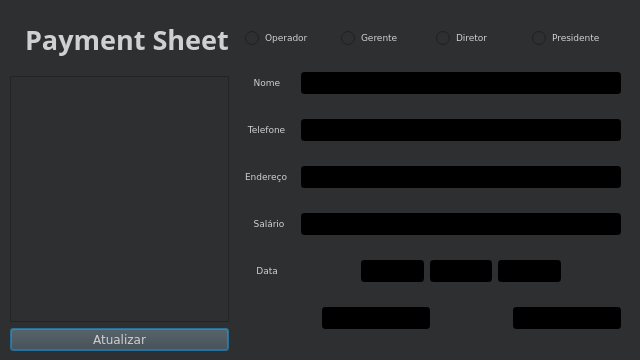
Old version of the form bin/finaledit.ui in the repository NBrcS/Payroll-System.
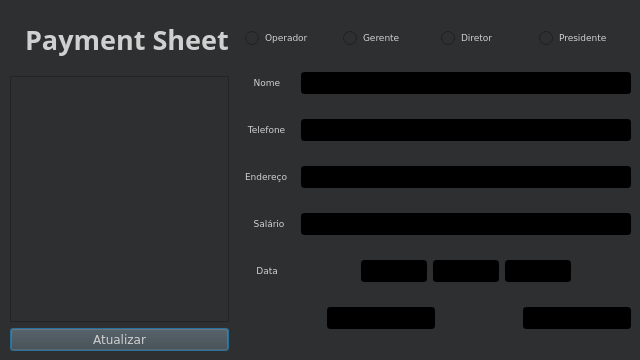
New version of the form.

Commit message: consertado crash da tela de adição

```diff
--- a/bin/finaledit.ui
+++ b/bin/finaledit.ui
@@ -451,7 +451,7 @@
     <rect>
      <x>10</x>
      <y>10</y>
-     <width>611</width>
+     <width>621</width>
      <height>341</height>
     </rect>
    </property>
@@ -5162,6 +5162,15 @@
             <property name="palette">
              <palette>
               <active>
+               <colorrole role="WindowText">
+                <brush brushstyle="SolidPattern">
+                 <color alpha="255">
+                  <red>255</red>
+                  <green>255</green>
+                  <blue>255</blue>
+                 </color>
+                </brush>
+               </colorrole>
                <colorrole role="Button">
                 <brush brushstyle="SolidPattern">
                  <color alpha="255">
@@ -5171,6 +5180,60 @@
                  </color>
                 </brush>
                </colorrole>
+               <colorrole role="Light">
+                <brush brushstyle="SolidPattern">
+                 <color alpha="255">
+                  <red>0</red>
+                  <green>0</green>
+                  <blue>0</blue>
+                 </color>
+                </brush>
+               </colorrole>
+               <colorrole role="Midlight">
+                <brush brushstyle="SolidPattern">
+                 <color alpha="255">
+                  <red>0</red>
+                  <green>0</green>
+                  <blue>0</blue>
+                 </color>
+                </brush>
+               </colorrole>
+               <colorrole role="Dark">
+                <brush brushstyle="SolidPattern">
+                 <color alpha="255">
+                  <red>0</red>
+                  <green>0</green>
+                  <blue>0</blue>
+                 </color>
+                </brush>
+               </colorrole>
+               <colorrole role="Mid">
+                <brush brushstyle="SolidPattern">
+                 <color alpha="255">
+                  <red>0</red>
+                  <green>0</green>
+                  <blue>0</blue>
+                 </color>
+                </brush>
+               </colorrole>
+               <colorrole role="Text">
+                <brush brushstyle="SolidPattern">
+                 <color alpha="255">
+                  <red>255</red>
+                  <green>255</green>
+                  <blue>255</blue>
+                 </color>
+                </brush>
+               </colorrole>
+               <colorrole role="BrightText">
+                <brush brushstyle="SolidPattern">
+                 <color alpha="255">
+                  <red>255</red>
+                  <green>255</green>
+                  <blue>255</blue>
+                 </color>
+                </brush>
+               </colorrole>
                <colorrole role="ButtonText">
                 <brush brushstyle="SolidPattern">
                  <color alpha="255">
@@ -5198,14 +5261,113 @@
                  </color>
                 </brush>
                </colorrole>
+               <colorrole role="Shadow">
+                <brush brushstyle="SolidPattern">
+                 <color alpha="255">
+                  <red>0</red>
+                  <green>0</green>
+                  <blue>0</blue>
+                 </color>
+                </brush>
+               </colorrole>
+               <colorrole role="AlternateBase">
+                <brush brushstyle="SolidPattern">
+                 <color alpha="255">
+                  <red>0</red>
+                  <green>0</green>
+                  <blue>0</blue>
+                 </color>
+                </brush>
+               </colorrole>
+               <colorrole role="ToolTipBase">
+                <brush brushstyle="SolidPattern">
+                 <color alpha="255">
+                  <red>255</red>
+                  <green>255</green>
+                  <blue>220</blue>
+                 </color>
+                </brush>
+               </colorrole>
+               <colorrole role="ToolTipText">
+                <brush brushstyle="SolidPattern">
+                 <color alpha="255">
+                  <red>0</red>
+                  <green>0</green>
+                  <blue>0</blue>
+                 </color>
+                </brush>
+               </colorrole>
               </active>
               <inactive>
+               <colorrole role="WindowText">
+                <brush brushstyle="SolidPattern">
+                 <color alpha="255">
+                  <red>208</red>
+                  <green>208</green>
+                  <blue>208</blue>
+                 </color>
+                </brush>
+               </colorrole>
                <colorrole role="Button">
                 <brush brushstyle="SolidPattern">
                  <color alpha="255">
-                  <red>0</red>
-                  <green>0</green>
-                  <blue>0</blue>
+                  <red>64</red>
+                  <green>65</green>
+                  <blue>66</blue>
+                 </color>
+                </brush>
+               </colorrole>
+               <colorrole role="Light">
+                <brush brushstyle="SolidPattern">
+                 <color alpha="255">
+                  <red>255</red>
+                  <green>255</green>
+                  <blue>255</blue>
+                 </color>
+                </brush>
+               </colorrole>
+               <colorrole role="Midlight">
+                <brush brushstyle="SolidPattern">
+                 <color alpha="255">
+                  <red>227</red>
+                  <green>227</green>
+                  <blue>227</blue>
+                 </color>
+                </brush>
+               </colorrole>
+               <colorrole role="Dark">
+                <brush brushstyle="SolidPattern">
+                 <color alpha="255">
+                  <red>64</red>
+                  <green>65</green>
+                  <blue>66</blue>
+                 </color>
+                </brush>
+               </colorrole>
+               <colorrole role="Mid">
+                <brush brushstyle="SolidPattern">
+                 <color alpha="255">
+                  <red>160</red>
+                  <green>160</green>
+                  <blue>160</blue>
+                 </color>
+                </brush>
+               </colorrole>
+               <colorrole role="Text">
+                <brush brushstyle="SolidPattern">
+                 <color alpha="255">
+                  <red>208</red>
+                  <green>208</green>
+                  <blue>208</blue>
+                 </color>
+                </brush>
+               </colorrole>
+               <colorrole role="BrightText">
+                <brush brushstyle="SolidPattern">
+                 <color alpha="255">
+                  <red>255</red>
+                  <green>51</green>
+                  <blue>51</blue>
                  </color>
                 </brush>
                </colorrole>
@@ -5221,23 +5383,68 @@
                <colorrole role="Base">
                 <brush brushstyle="SolidPattern">
                  <color alpha="255">
-                  <red>0</red>
-                  <green>0</green>
-                  <blue>0</blue>
+                  <red>46</red>
+                  <green>47</green>
+                  <blue>48</blue>
                  </color>
                 </brush>
                </colorrole>
                <colorrole role="Window">
                 <brush brushstyle="SolidPattern">
                  <color alpha="255">
-                  <red>0</red>
-                  <green>0</green>
-                  <blue>0</blue>
+                  <red>46</red>
+                  <green>47</green>
+                  <blue>48</blue>
+                 </color>
+                </brush>
+               </colorrole>
+               <colorrole role="Shadow">
+                <brush brushstyle="SolidPattern">
+                 <color alpha="255">
+                  <red>105</red>
+                  <green>105</green>
+                  <blue>105</blue>
+                 </color>
+                </brush>
+               </colorrole>
+               <colorrole role="AlternateBase">
+                <brush brushstyle="SolidPattern">
+                 <color alpha="255">
+                  <red>53</red>
+                  <green>54</green>
+                  <blue>55</blue>
+                 </color>
+                </brush>
+               </colorrole>
+               <colorrole role="ToolTipBase">
+                <brush brushstyle="SolidPattern">
+                 <color alpha="255">
+                  <red>64</red>
+                  <green>65</green>
+                  <blue>66</blue>
+                 </color>
+                </brush>
+               </colorrole>
+               <colorrole role="ToolTipText">
+                <brush brushstyle="SolidPattern">
+                 <color alpha="255">
+                  <red>208</red>
+                  <green>208</green>
+                  <blue>208</blue>
                  </color>
                 </brush>
                </colorrole>
               </inactive>
               <disabled>
+               <colorrole role="WindowText">
+                <brush brushstyle="SolidPattern">
+                 <color alpha="255">
+                  <red>0</red>
+                  <green>0</green>
+                  <blue>0</blue>
+                 </color>
+                </brush>
+               </colorrole>
                <colorrole role="Button">
                 <brush brushstyle="SolidPattern">
                  <color alpha="255">
@@ -5247,12 +5454,66 @@
                  </color>
                 </brush>
                </colorrole>
+               <colorrole role="Light">
+                <brush brushstyle="SolidPattern">
+                 <color alpha="255">
+                  <red>0</red>
+                  <green>0</green>
+                  <blue>0</blue>
+                 </color>
+                </brush>
+               </colorrole>
+               <colorrole role="Midlight">
+                <brush brushstyle="SolidPattern">
+                 <color alpha="255">
+                  <red>0</red>
+                  <green>0</green>
+                  <blue>0</blue>
+                 </color>
+                </brush>
+               </colorrole>
+               <colorrole role="Dark">
+                <brush brushstyle="SolidPattern">
+                 <color alpha="255">
+                  <red>0</red>
+                  <green>0</green>
+                  <blue>0</blue>
+                 </color>
+                </brush>
+               </colorrole>
+               <colorrole role="Mid">
+                <brush brushstyle="SolidPattern">
+                 <color alpha="255">
+                  <red>0</red>
+                  <green>0</green>
+                  <blue>0</blue>
+                 </color>
+                </brush>
+               </colorrole>
+               <colorrole role="Text">
+                <brush brushstyle="SolidPattern">
+                 <color alpha="255">
+                  <red>0</red>
+                  <green>0</green>
+                  <blue>0</blue>
+                 </color>
+                </brush>
+               </colorrole>
+               <colorrole role="BrightText">
+                <brush brushstyle="SolidPattern">
+                 <color alpha="255">
+                  <red>255</red>
+                  <green>255</green>
+                  <blue>255</blue>
+                 </color>
+                </brush>
+               </colorrole>
                <colorrole role="ButtonText">
                 <brush brushstyle="SolidPattern">
                  <color alpha="255">
-                  <red>42</red>
-                  <green>42</green>
-                  <blue>63</blue>
+                  <red>0</red>
+                  <green>0</green>
+                  <blue>0</blue>
                  </color>
                 </brush>
                </colorrole>
@@ -5274,6 +5535,42 @@
                  </color>
                 </brush>
                </colorrole>
+               <colorrole role="Shadow">
+                <brush brushstyle="SolidPattern">
+                 <color alpha="255">
+                  <red>0</red>
+                  <green>0</green>
+                  <blue>0</blue>
+                 </color>
+                </brush>
+               </colorrole>
+               <colorrole role="AlternateBase">
+                <brush brushstyle="SolidPattern">
+                 <color alpha="255">
+                  <red>53</red>
+                  <green>54</green>
+                  <blue>55</blue>
+                 </color>
+                </brush>
+               </colorrole>
+               <colorrole role="ToolTipBase">
+                <brush brushstyle="SolidPattern">
+                 <color alpha="255">
+                  <red>64</red>
+                  <green>65</green>
+                  <blue>66</blue>
+                 </color>
+                </brush>
+               </colorrole>
+               <colorrole role="ToolTipText">
+                <brush brushstyle="SolidPattern">
+                 <color alpha="255">
+                  <red>208</red>
+                  <green>208</green>
+                  <blue>208</blue>
+                 </color>
+                </brush>
+               </colorrole>
               </disabled>
              </palette>
             </property>
```
The commit also changes 2 other files.
